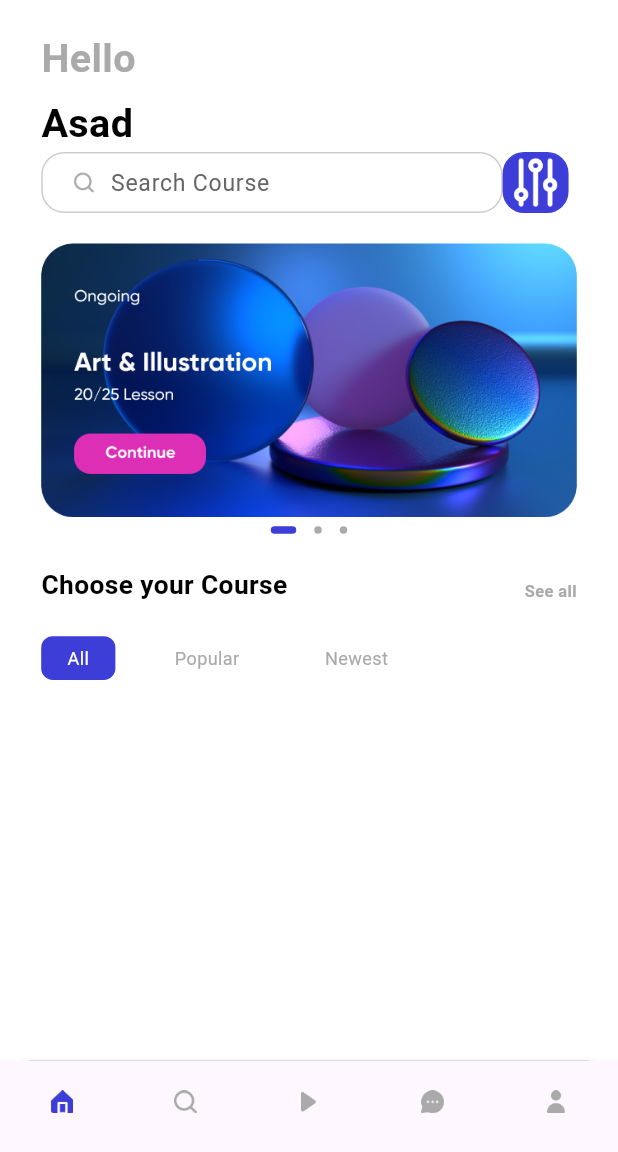
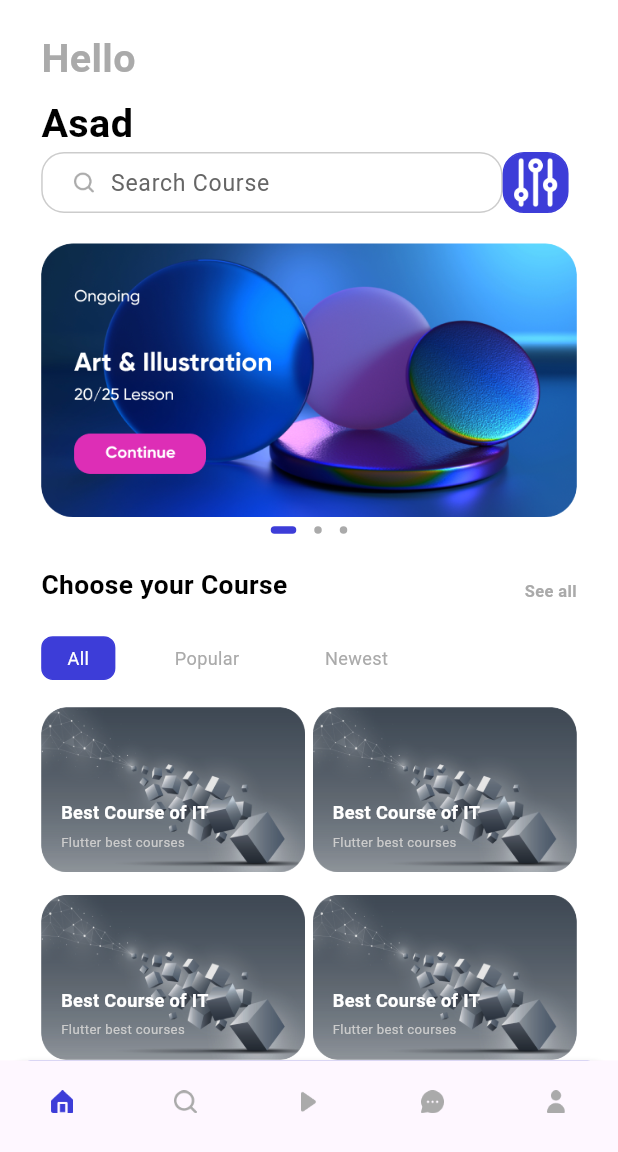
Before and after one commit to Asad-Faiz/learningAppUsingBloc, a Flutter app: the ApplicationPage screen opened by its route, on a phone screen of 412 x 824 dp, the part 84-1236 px from its top. Run offline on Flutter 3.47's test engine with Material 2 defaults, Android fonts, the phone set to English and light mode, and no system bars; drawn by our look-alikes of dots_indicator; our stand-ins replace bloc, firebase_auth, firebase_core, flutter_bloc, flutter_screenutil, fluttertoast and 1 more; accounts and stored records are empty; Roboto replaces fonts that are missing (Avenir).

Commit message:
Profile Page

```diff
--- a/lib/common/routes/names.dart
+++ b/lib/common/routes/names.dart
@@ -4,4 +4,5 @@ class AppRoutes {
   static const SIGN_IN = '/signIn';
   static const REGISTER = '/register';
   static const HOMEPAGE = '/home';
+  static const SETTINGPAGE = '/setting';
 }
--- a/lib/common/routes/pages.dart
+++ b/lib/common/routes/pages.dart
@@ -9,6 +9,8 @@ import 'package:ulearning_app/global.dart';
 import 'package:ulearning_app/pages/application/bloc/app_bloc.dart';
 import 'package:ulearning_app/pages/homepage/bloc/home_page_bloc.dart';
 import 'package:ulearning_app/pages/homepage/homepage.dart';
+import 'package:ulearning_app/pages/profile/settings/bloc/settings_bloc.dart';
+import 'package:ulearning_app/pages/profile/settings/settings.dart';
 // import 'package:ulearning_app/pages/application/application_page.dart';
 import 'package:ulearning_app/pages/register/bloc/register_bloc.dart';
 import 'package:ulearning_app/pages/register/register.dart';
@@ -54,6 +56,12 @@ class AppPages {
           page: const Homepage(),
           bloc: BlocProvider(
             create: (_) => HomePageBloc(),
+          )),
+      PageEntity(
+          route: AppRoutes.SETTINGPAGE,
+          page: const SettingPage(),
+          bloc: BlocProvider(
+            create: (_) => SettingsBloc(),
           )),
     ];
   }
--- a/lib/main.dart
+++ b/lib/main.dart
@@ -27,7 +27,7 @@ class MyApp extends StatelessWidget {
         builder: (context, child) => MaterialApp(
           title: 'Flutter Demo',
           theme: ThemeData(
-            iconTheme: IconThemeData(color: AppColors.primaryText),
+            iconTheme: const IconThemeData(color: AppColors.primaryText),
             colorScheme: ColorScheme.fromSeed(seedColor: Colors.deepPurple),
             useMaterial3: true,
           ),
--- a/lib/pages/application/widget/application_widgets.dart
+++ b/lib/pages/application/widget/application_widgets.dart
@@ -1,6 +1,7 @@
 import 'package:flutter/material.dart';
 import 'package:flutter_screenutil/flutter_screenutil.dart';
 import 'package:ulearning_app/pages/homepage/homepage.dart';
+import 'package:ulearning_app/pages/profile/profile.dart';
 
 import '../../../common/values/color.dart';
 
@@ -16,9 +17,7 @@ Widget buildPage(int index) {
     const Center(
       child: Text("Chat"),
     ),
-    const Center(
-      child: Text("Profile"),
-    ),
+    const ProfilePage(),
   ];
   return _widget[index];
 }
--- a/lib/pages/homepage/homepage.dart
+++ b/lib/pages/homepage/homepage.dart
@@ -22,23 +22,51 @@ class _HomepageState extends State<Homepage> {
         builder: (context, state) {
           return Container(
             margin: EdgeInsets.symmetric(vertical: 0, horizontal: 25.w),
-            child: Column(
-              crossAxisAlignment: CrossAxisAlignment.start,
-              children: [
-                homepageText(
+            child: CustomScrollView(
+              // crossAxisAlignment: CrossAxisAlignment.start,
+              slivers: [
+                SliverToBoxAdapter(
+                  child: homepageText(
                     "Hello",
                     color: AppColors.primaryThirdElementText,
                     top: 20,
                   ),
-                homepageText(
+                ),
+                SliverToBoxAdapter(
+                  child: homepageText(
                     "Asad",
                     color: AppColors.primaryText,
                     top: 5,
                   ),
-                searchView(),
+                ),
+                SliverToBoxAdapter(
+                  child: searchView(),
+                ),
+
                 // homepageText("asad"),
-                slidersView(context, state),
-                menuView(),
+                SliverToBoxAdapter(
+                  child: slidersView(context, state),
+                ),
+                SliverToBoxAdapter(
+                  child: menuView(),
+                ),
+                SliverPadding(
+                  padding:
+                      EdgeInsets.symmetric(vertical: 18.h, horizontal: 0.w),
+                  sliver: SliverGrid(
+                    delegate: SliverChildBuilderDelegate(childCount: 4,
+                        (BuildContext context, int index) {
+                      return GestureDetector(onTap: () {}, child: courseGrid());
+                    }),
+                    gridDelegate:
+                        const SliverGridDelegateWithFixedCrossAxisCount(
+                      crossAxisCount: 2,
+                      mainAxisSpacing: 15.0,
+                      crossAxisSpacing: 5,
+                      childAspectRatio: 1.6,
+                    ),
+                  ),
+                ),
               ],
             ),
           );
--- a/lib/pages/homepage/widgets/home_page_widgets.dart
+++ b/lib/pages/homepage/widgets/home_page_widgets.dart
@@ -250,3 +250,52 @@ Widget _resuableMenuText(String text,
         color: color, fontWeight: FontWeight.normal, fontSize: 11),
   );
 }
+
+//
+// for course Grid ui
+courseGrid() {
+  return Container(
+    padding: EdgeInsets.all(12.w),
+    decoration: BoxDecoration(
+      borderRadius: BorderRadius.circular(15.w),
+      image: const DecorationImage(
+        fit: BoxFit.fill,
+        image: AssetImage("assets/icons/Image(1).png"),
+      ),
+    ),
+    child: Column(
+      mainAxisAlignment: MainAxisAlignment.end,
+      crossAxisAlignment: CrossAxisAlignment.start,
+      children: [
+        Padding(padding: EdgeInsets.all(12.w)),
+        Text(
+          "Best Course of IT",
+          maxLines: 1,
+          overflow: TextOverflow.fade,
+          textAlign: TextAlign.left,
+          softWrap: false,
+          style: TextStyle(
+            color: AppColors.primaryElementText,
+            fontWeight: FontWeight.bold,
+            fontSize: 11.sp,
+          ),
+        ),
+        SizedBox(
+          height: 5.h,
+        ),
+        Text(
+          "Flutter best courses",
+          maxLines: 1,
+          overflow: TextOverflow.fade,
+          textAlign: TextAlign.left,
+          softWrap: false,
+          style: TextStyle(
+            color: AppColors.primaryFourthElementText,
+            fontWeight: FontWeight.normal,
+            fontSize: 8.sp,
+          ),
+        ),
+      ],
+    ),
+  );
+}
--- /dev/null
+++ b/lib/pages/profile/settings/bloc/settings_bloc.dart
@@ -0,0 +1,14 @@
+import 'package:bloc/bloc.dart';
+import 'package:meta/meta.dart';
+
+part 'settings_event.dart';
+part 'settings_state.dart';
+
+class SettingsBloc extends Bloc<SettingsEvent, SettingsState> {
+  SettingsBloc() : super(SettingsInitialState()) {
+    on<TrigerSettingsEvent>(_triggerSetting);
+  }
+  _triggerSetting(TrigerSettingsEvent event, Emitter<SettingsState> emit) {
+    emit(SettingsInitialState());
+  }
+}
--- /dev/null
+++ b/lib/pages/profile/settings/bloc/settings_event.dart
@@ -0,0 +1,6 @@
+part of 'settings_bloc.dart';
+
+@immutable
+sealed class SettingsEvent {}
+
+class TrigerSettingsEvent extends SettingsEvent {}
--- /dev/null
+++ b/lib/pages/profile/settings/bloc/settings_state.dart
@@ -0,0 +1,6 @@
+part of 'settings_bloc.dart';
+
+@immutable
+sealed class SettingsState {}
+
+final class SettingsInitialState extends SettingsState {}
```
Also changed, not shown: lib/pages/profile/profile.dart (added, +40 -0 lines), lib/pages/profile/settings/settings.dart (added, +28 -0 lines), lib/pages/profile/widgets/profile_widget.dart (added, +107 -0 lines). Lines whose indentation alone changed are shown as unchanged.
